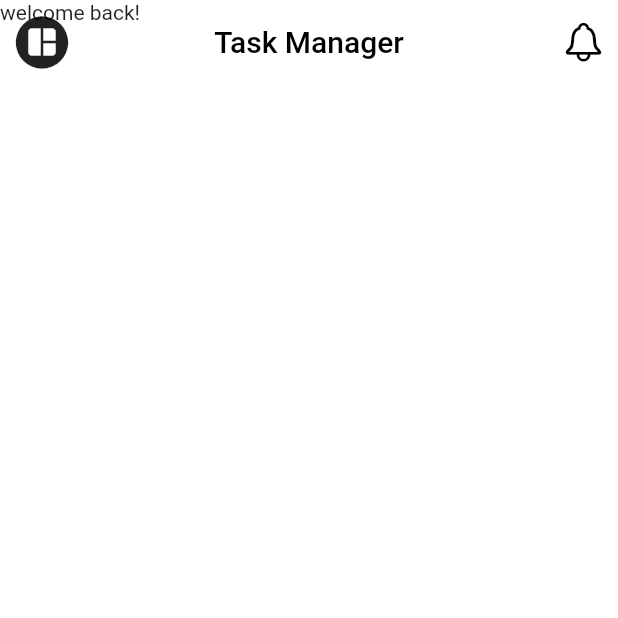
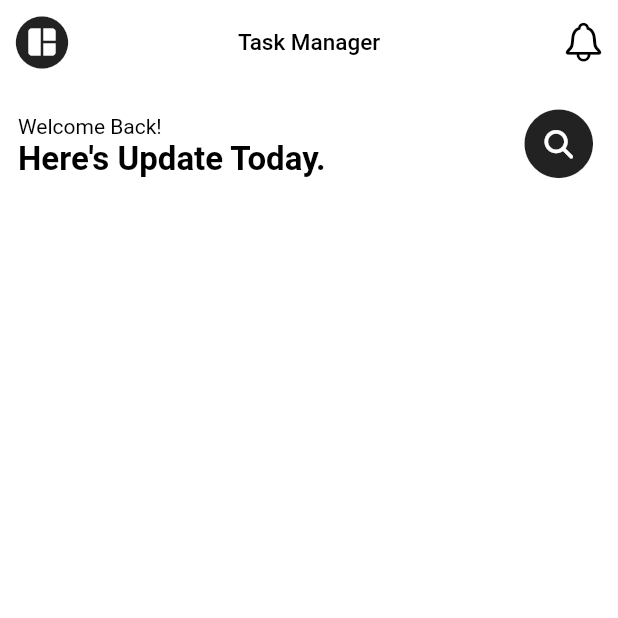
Before and after one commit to mimbin/todo_getx, a Flutter app: the screen it shows after launch, on a phone screen of 412 x 824 dp, the top half of it. Run offline on Flutter 3.47's test engine with Material 2 defaults, Android fonts, the phone set to English and light mode, and no system bars; our stand-ins replace font_awesome_flutter.

Commit message:
finished adding welcome title

```diff
--- a/lib/pages/home.dart
+++ b/lib/pages/home.dart
@@ -2,6 +2,7 @@ import 'package:flutter/cupertino.dart';
 import 'package:flutter/material.dart';
 import 'package:flutter/src/foundation/key.dart';
 import 'package:flutter/src/widgets/framework.dart';
+import 'package:font_awesome_flutter/font_awesome_flutter.dart';
 
 class Home extends StatelessWidget {
   const Home({Key? key}) : super(key: key);
@@ -9,7 +10,7 @@ class Home extends StatelessWidget {
   @override
   Widget build(BuildContext context) {
     return Scaffold(
-      extendBodyBehindAppBar: true,
+      //extendBodyBehindAppBar: true,
       backgroundColor: Colors.white,
       appBar: AppBar(
         backgroundColor: Colors.transparent,
@@ -17,7 +18,7 @@ class Home extends StatelessWidget {
         centerTitle: true,
         title: const Text(
           'Task Manager',
-          style: TextStyle(color: Colors.black),
+          style: TextStyle(color: Colors.black, fontSize: 15.0),
         ),
         leading: InkWell(
           highlightColor: Colors.amber,
@@ -54,13 +55,58 @@ class Home extends StatelessWidget {
           )
         ],
       ),
-      body: Column(
-        children: <Widget>[
-          Row(
-            //TODO a safe area must be declared in order to specify start of the body
-            children: [Text('welcome back!')],
-          )
-        ],
+      body: Padding(
+        padding: const EdgeInsets.only(left: 12.0, right: 12.0, top: 12.0),
+        child: Column(
+          children: <Widget>[
+            Row(
+              children: [
+                RichText(
+                  maxLines: 2,
+                  text: const TextSpan(
+                    style: TextStyle(
+                      color: Colors.black,
+                    ),
+                    children: [
+                      TextSpan(
+                          text: 'Welcome Back!\n',
+                          style: TextStyle(height: 1.5)),
+                      TextSpan(
+                        text: "Here's Update Today.",
+                        style: TextStyle(
+                          fontWeight: FontWeight.bold,
+                          fontSize: 22.0,
+                        ),
+                      ),
+                    ],
+                  ),
+                ),
+                Spacer(),
+                GestureDetector(
+                  onTap: () {
+                    //TODO
+                  },
+                  child: Stack(
+                    alignment: Alignment.center,
+                    children: const <Widget>[
+                      Icon(
+                        Icons.circle_rounded,
+                        color: Colors.black87,
+                        size: 55,
+                      ),
+                      Icon(
+                        FontAwesomeIcons.magnifyingGlass,
+                        color: Colors.white,
+                        size: 19.0,
+                      ),
+                    ],
+                  ),
+                ),
+              ],
+            ),
+            Row()
+          ],
+        ),
       ),
     );
   }
--- a/pubspec.yaml
+++ b/pubspec.yaml
@@ -29,6 +29,7 @@ environment:
 dependencies:
   flutter:
     sdk: flutter
+  font_awesome_flutter: ^10.1.0
 
 
   # The following adds the Cupertino Icons font to your application.
```
Also changed, not shown: pubspec.lock.
